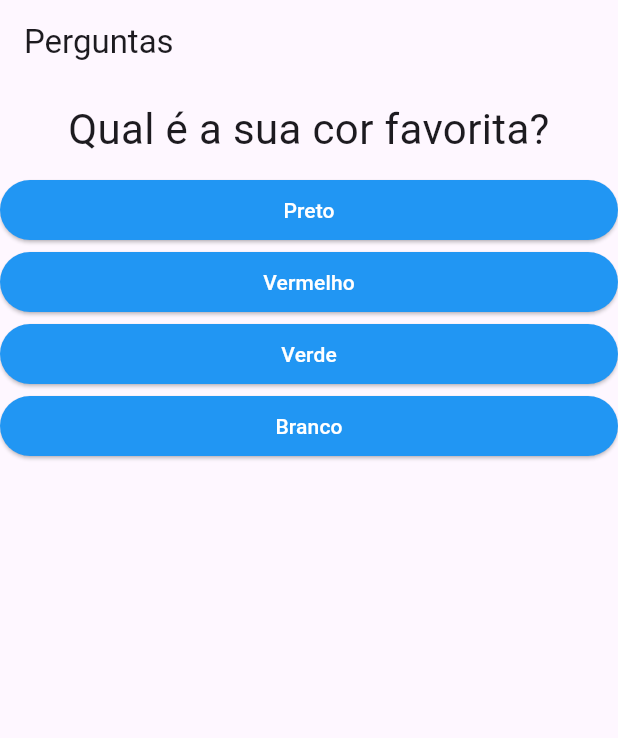
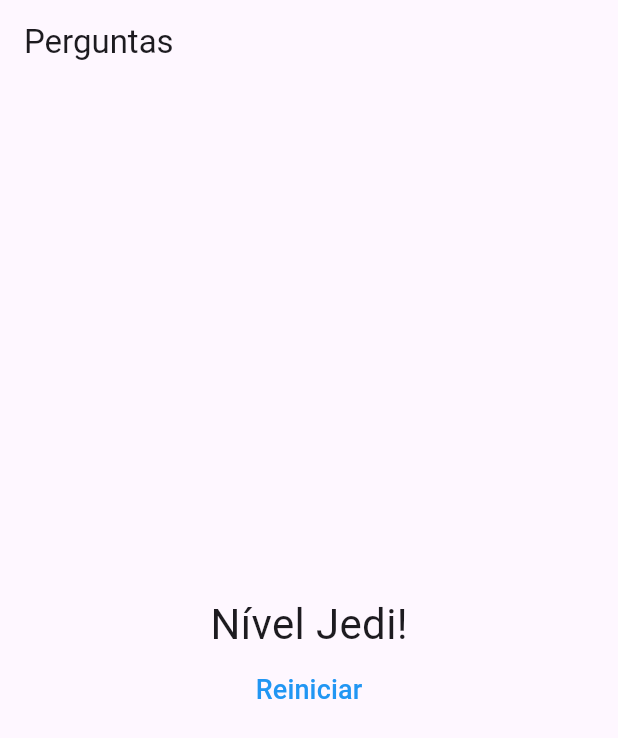
Before and after one commit to gPagio/curso-udemy-aprenda-flutter-e-desenvolva-apps-para-android-e-ios, a Flutter app: the screen it shows after launch, after a tap on "Preto", after a tap on "Cobra", after a tap on "Zero", on a phone screen of 412 x 824 dp. Shown: the top 738 px of the screen. Run offline on Flutter 3.47's test engine with Material 3 defaults, Android fonts, the phone set to English and light mode, and no system bars.

Commit message:
feat: secao 2 14/09/2025 21:40

```diff
--- a/projeto_perguntas/lib/main.dart
+++ b/projeto_perguntas/lib/main.dart
@@ -1,55 +1,71 @@
 import 'package:flutter/material.dart';
 
-import './resposta.dart';
-import './questao.dart';
+import './resultado.dart';
+import './quetionario.dart';
 
 main() => runApp(PerguntaApp());
 
 class _PerguntaAppState extends State<PerguntaApp> {
-  final List<Map<String, Object>> perguntas = [
+  final List<Map<String, Object>> _perguntas = [
     {
       'pergunta': 'Qual é a sua cor favorita?',
-      'respostas': ['Preto', 'Vermelho', 'Verde', 'Branco'],
+      'respostas': [
+        {'texto': 'Preto', 'pontuacao': 10},
+        {'texto': 'Vermelho', 'pontuacao': 5},
+        {'texto': 'Verde', 'pontuacao': 3},
+        {'texto': 'Branco', 'pontuacao': 1},
+      ],
     },
     {
       'pergunta': 'Qual é o seu animal favorito?',
-      'respostas': ['Coelho', 'Cobra', 'Elefante', 'Leão'],
+      'respostas': [
+        {'texto': 'Coelho', 'pontuacao': 10},
+        {'texto': 'Cobra', 'pontuacao': 5},
+        {'texto': 'Elefante', 'pontuacao': 3},
+        {'texto': 'Leão', 'pontuacao': 1},
+      ],
     },
     {
       'pergunta': 'Quantos mundiais tem o Palmeiras?',
-      'respostas': ['Zero', '0 x 1', 'Quem é Palmeiras?', 'Kkkkkkkk'],
+      'respostas': [
+        {'texto': 'Zero', 'pontuacao': 10},
+        {'texto': '0 x 1', 'pontuacao': 5},
+        {'texto': 'Quem é Palmeiras?', 'pontuacao': 3},
+        {'texto': 'Kkkkkkkk', 'pontuacao': 1},
+      ],
     },
   ];
 
   var _perguntaSelecionada = 0;
+  var _pontuacaoTotal = 0;
 
-  void _responder() {
+  void _responder(int pontuacao) {
+    if (!temPerguntaSelecionada) return;
     setState(() {
-      if (_perguntaSelecionada + 1 == perguntas.length) {
-        _perguntaSelecionada = 0;
-      } else {
-        _perguntaSelecionada++;
-      }
+      _perguntaSelecionada++;
+      _pontuacaoTotal += pontuacao;
     });
+  }
 
-    print('Pergunta Respondida!');
-    print('Pergunta Selecionada $_perguntaSelecionada');
+  void _reiniciarQuestionario() {
+    setState(() {
+      _perguntaSelecionada = 0;
+      _pontuacaoTotal = 0;
+    });
+  }
+
+  bool get temPerguntaSelecionada {
+    return _perguntaSelecionada < _perguntas.length;
   }
 
   @override
   Widget build(BuildContext context) {
-
-    List<String> respostasTexto = perguntas[_perguntaSelecionada].cast()['respostas'];
-
     return MaterialApp(
       home: Scaffold(
         appBar: AppBar(title: Text('Perguntas')),
-        body: Column(
-          children: [
-            Questao(perguntas[_perguntaSelecionada]['pergunta'].toString()),
-            ...respostasTexto.map((resposta) => Resposta(resposta, _responder))
-          ],
-        ),
+        body: temPerguntaSelecionada
+            ? Questionario(_perguntas, _perguntaSelecionada, _responder)
+            : Resultado(_pontuacaoTotal, _reiniciarQuestionario),
       ),
     );
   }
--- /dev/null
+++ b/projeto_perguntas/lib/quetionario.dart
@@ -0,0 +1,40 @@
+import 'package:flutter/material.dart';
+
+import './questao.dart';
+import './resposta.dart';
+
+class Questionario extends StatelessWidget {
+  final List<Map<String, Object>> _perguntas;
+  final int _perguntaSelecionada;
+  final void Function(int) _responder;
+
+  const Questionario(
+    this._perguntas,
+    this._perguntaSelecionada,
+    this._responder, {
+    super.key,
+  });
+
+  bool get temPerguntaSelecionada {
+    return _perguntaSelecionada < _perguntas.length;
+  }
+
+  @override
+  Widget build(BuildContext context) {
+    List<Map<String, Object>> _respostas = temPerguntaSelecionada
+        ? _perguntas[_perguntaSelecionada].cast()['respostas']
+        : [];
+
+    return Column(
+      children: [
+        Questao(_perguntas[_perguntaSelecionada]['pergunta'].toString()),
+        ..._respostas.map((resposta) {
+          return Resposta(
+            resposta['texto'].toString(),
+            () => _responder(int.parse(resposta['pontuacao'].toString())),
+          );
+        }),
+      ],
+    );
+  }
+}
--- /dev/null
+++ b/projeto_perguntas/lib/resultado.dart
@@ -0,0 +1,33 @@
+import 'package:flutter/material.dart';
+
+class Resultado extends StatelessWidget {
+  final int _pontuacaoTotal;
+  final void Function() _reiniciarQuestionario;
+
+  const Resultado(
+    this._pontuacaoTotal,
+    this._reiniciarQuestionario, {
+    super.key,
+  });
+
+  String get fraseResultado {
+    if (_pontuacaoTotal < 8) return "Parabéns!";
+    if (_pontuacaoTotal < 12) return "Você é bom!";
+    if (_pontuacaoTotal < 16) return "Impressionante!";
+    return "Nível Jedi!";
+  }
+
+  @override
+  Widget build(BuildContext context) {
+    return Column(
+      mainAxisAlignment: MainAxisAlignment.center,
+      children: [
+        Center(child: Text(fraseResultado, style: TextStyle(fontSize: 28))),
+        TextButton(
+          onPressed: _reiniciarQuestionario,
+          child: Text("Reiniciar", style: TextStyle(color: Colors.blue, fontSize: 18)),
+        ),
+      ],
+    );
+  }
+}
```
Also changed, not shown: projeto_perguntas/pubspec.lock, 1 other file.
